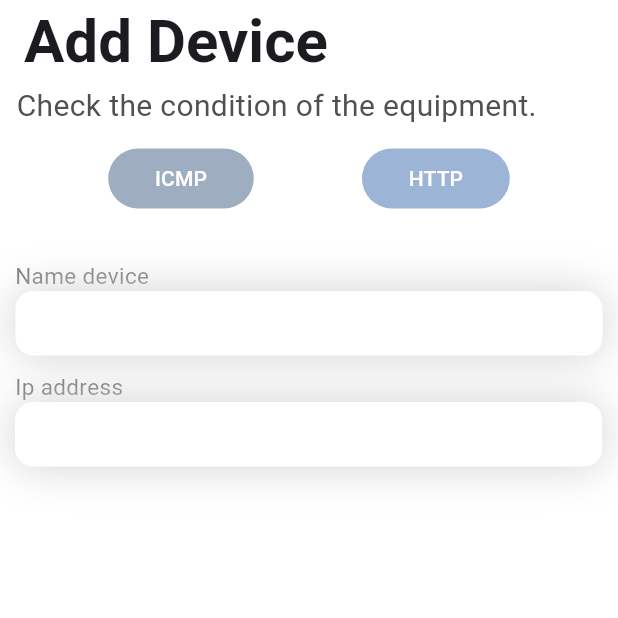
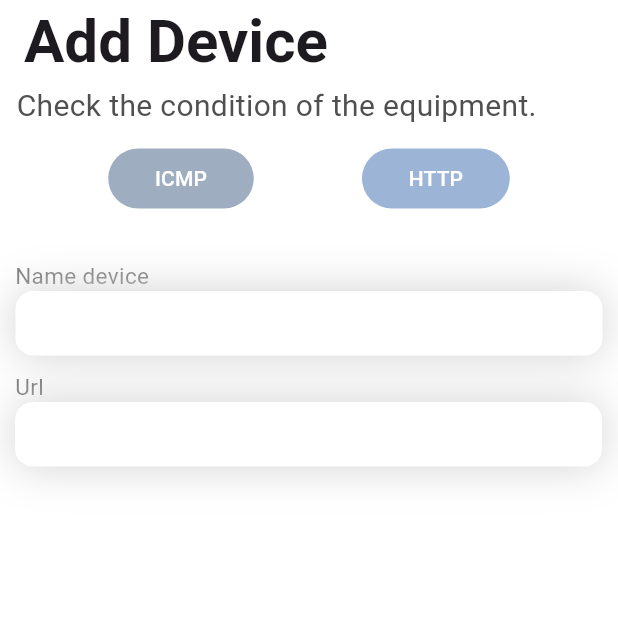
Before and after one commit to The1Re/ip_checker, a Flutter app: the AddDevice screen opened directly, after a tap on "HTTP", on a phone screen of 412 x 824 dp, the top half of it. Run offline on Flutter 3.47's test engine with Material 3 defaults, Android fonts, the phone set to English and light mode, and no system bars; our stand-ins replace flutter_local_notifications, sqflite; missing offline and left inert: flutter_background_service, flutter_icmp_ping; accounts and stored records are empty.

Commit message:
fix http url

```diff
--- a/lib/screens/add_device.dart
+++ b/lib/screens/add_device.dart
@@ -205,9 +205,9 @@ class _AddDeviceState extends State<AddDevice> {
                           child: Column(
                             crossAxisAlignment: CrossAxisAlignment.start,
                             children: [
-                              const Text(
-                                "Ip address",
-                                style: TextStyle(
+                              Text(
+                                selectedType == Type.icmp ? "Ip address" : "Url",
+                                style: const TextStyle(
                                     fontSize: 15,
                                     color: Color.fromRGBO(37, 37, 37, 0.612)),
                               ),
--- a/lib/screens/home.dart
+++ b/lib/screens/home.dart
@@ -2,10 +2,8 @@ import 'dart:convert';
 import 'dart:ui';
 import 'package:flutter/material.dart';
 import 'package:flutter_background_service/flutter_background_service.dart';
-import 'package:flutter_local_notifications/flutter_local_notifications.dart';
 import 'package:ip_checker/model/device.dart';
 import 'package:ip_checker/screens/add_device.dart';
-import 'package:ip_checker/utils/run_background.dart';
 import 'package:ip_checker/utils/show_notification.dart';
 import 'package:ip_checker/utils/utils.dart';
 import 'package:ip_checker/widgets/card/list_card.dart';
```
